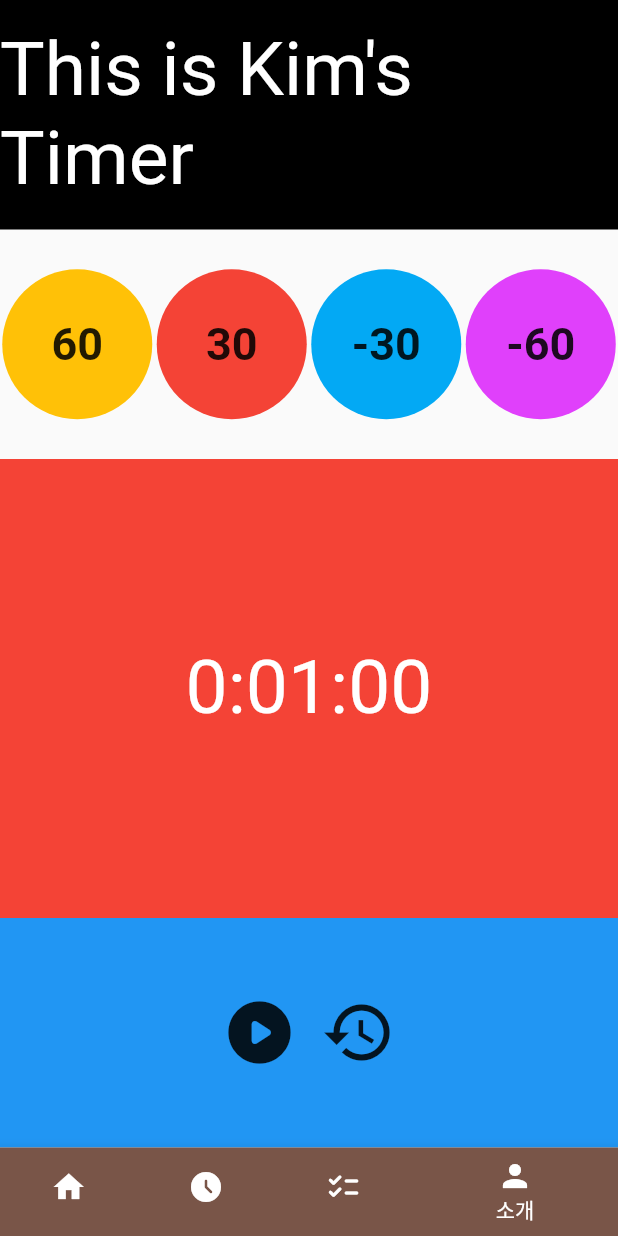
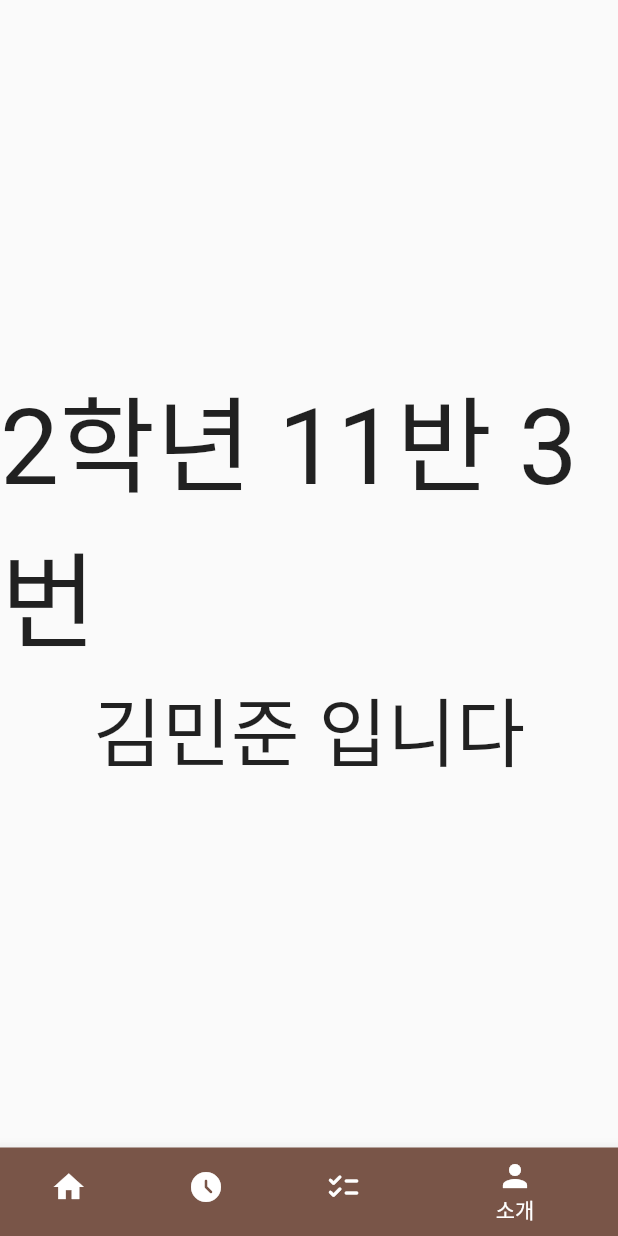
Before and after one commit to Qnd1101/flutter_application_portfolio, a Flutter app: the screen it shows after launch, item 4 of the bottom bar chosen, on a phone screen of 412 x 824 dp. Run offline on Flutter 3.47's test engine with Material 2 defaults, Android fonts, the phone set to English and light mode, and no system bars.

Commit message:
2023-05-11

```diff
--- a/lib/main.dart
+++ b/lib/main.dart
@@ -1,7 +1,8 @@
 import 'package:flutter/material.dart';
 import 'package:flutter_application_portfolio/dice/my_dice.dart';
+import 'package:flutter_application_portfolio/my_home.dart';
+import 'package:flutter_application_portfolio/my_introduce.dart';
 import 'package:flutter_application_portfolio/my_timer.dart';
-import 'package:font_awesome_flutter/font_awesome_flutter.dart';
 
 void main() {
   runApp(const MyApp());
@@ -21,10 +22,10 @@ class _MyAppState extends State<MyApp> {
   List<BottomNavigationBarItem> items = [];
   late Widget body_page; // widget body_page <-- 위젯은 빈 공간이면 안됨. ? or late로 해결 가능
   List<dynamic> pages = [
-    const MyTimer(),
+    const MyHome(),
     const MyTimer(),
     const MyDice(),
-    const MyTimer()
+    const MyIntroduce()
   ];
 
   void movePage(int page) {
@@ -57,10 +58,7 @@ class _MyAppState extends State<MyApp> {
 
     // 첫페이지를 지정
     body_page = const Center(
-      child: FaIcon(
-        FontAwesomeIcons.delicious,
-        size: 40,
-      ),
+      child: MyHome(),
     );
   }
 
--- /dev/null
+++ b/lib/my_home.dart
@@ -0,0 +1,26 @@
+import 'package:flutter/material.dart';
+
+class MyHome extends StatefulWidget {
+  const MyHome({super.key});
+
+  @override
+  State<MyHome> createState() => _MyHomeState();
+}
+
+class _MyHomeState extends State<MyHome> {
+  @override
+  Widget build(BuildContext context) {
+    return MaterialApp(
+      home: Scaffold(
+        body: Center(
+          child: Column(
+            mainAxisAlignment: MainAxisAlignment.center,
+            children: [
+              Image.asset('images/sungil-mark.jpg'),
+            ],
+          ),
+        ),
+      ),
+    );
+  }
+}
--- /dev/null
+++ b/lib/my_introduce.dart
@@ -0,0 +1,33 @@
+import 'package:flutter/material.dart';
+
+class MyIntroduce extends StatefulWidget {
+  const MyIntroduce({super.key});
+
+  @override
+  State<MyIntroduce> createState() => _MyIntroduceState();
+}
+
+class _MyIntroduceState extends State<MyIntroduce> {
+  @override
+  Widget build(BuildContext context) {
+    return MaterialApp(
+      home: Scaffold(
+        body: Center(
+          child: Column(
+            mainAxisAlignment: MainAxisAlignment.center,
+            children: const [
+              Text(
+                '2학년 11반 3번',
+                style: TextStyle(fontSize: 70),
+              ),
+              Text(
+                '김민준 입니다',
+                style: TextStyle(fontSize: 50),
+              ),
+            ],
+          ),
+        ),
+      ),
+    );
+  }
+}
--- a/pubspec.yaml
+++ b/pubspec.yaml
@@ -60,7 +60,8 @@ flutter:
   uses-material-design: true
 
   # To add assets to your application, add an assets section, like this:
-  # assets:
+  assets:
+    - images/
   #   - images/a_dot_burr.jpeg
   #   - images/a_dot_ham.jpeg
 
```
Also changed, not shown: images/sungil-mark.jpg (added).
